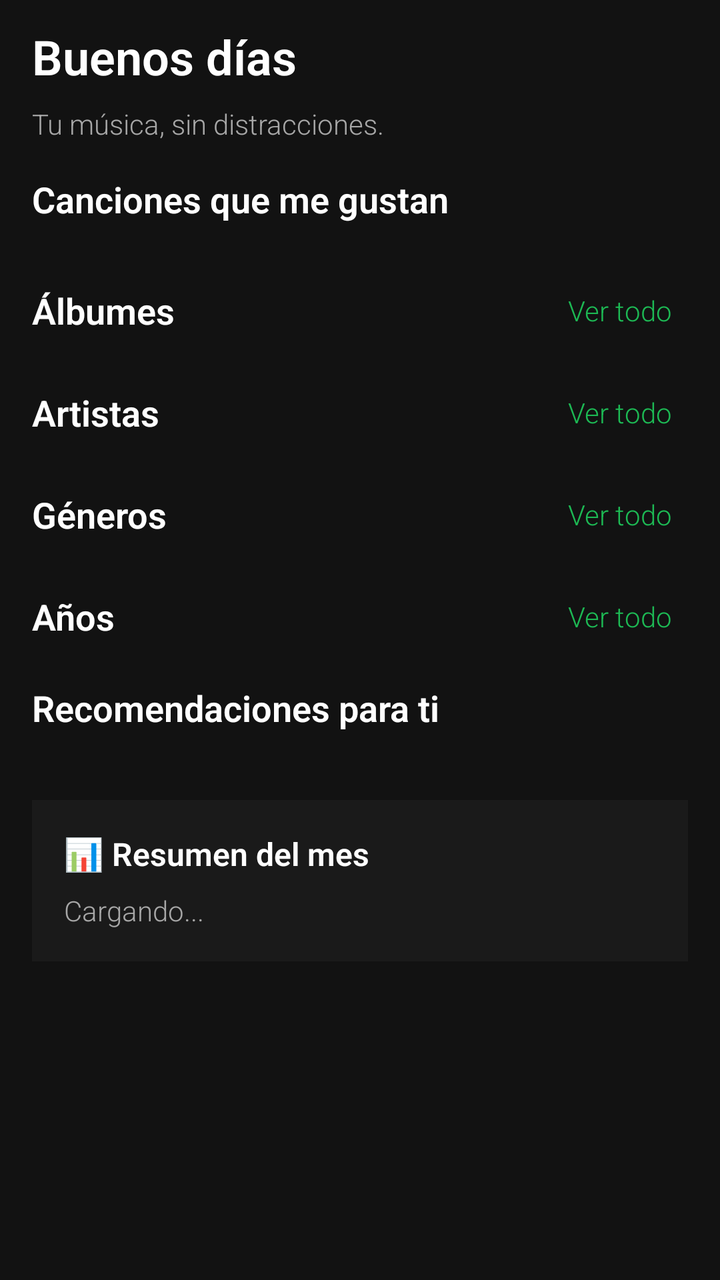
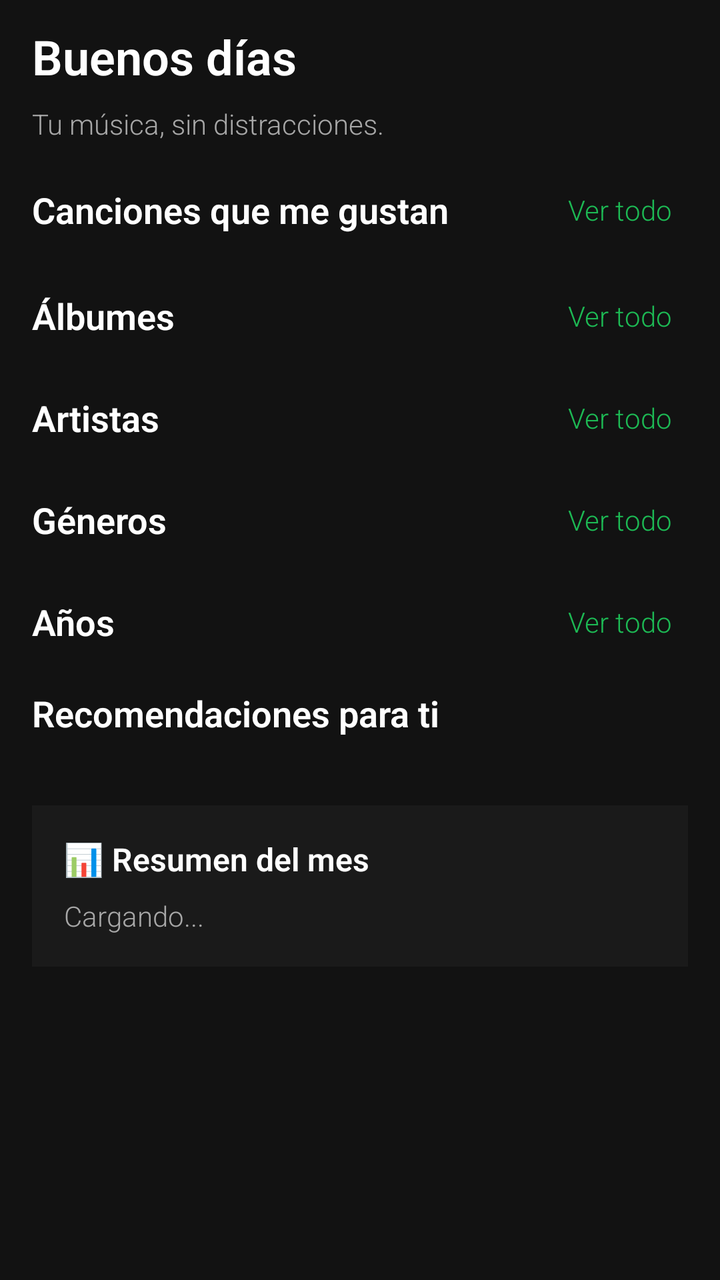

The first picture is an Android layout as it rendered before a commit; the second is the same layout after the commit. The layout source and the unified diff follow.
<!-- AndroidManifest.xml: application theme Theme.Localfly -->
<!-- res/layout/fragment_home.xml -->
<?xml version="1.0" encoding="utf-8"?>
<ScrollView xmlns:android="http://schemas.android.com/apk/res/android"
    xmlns:app="http://schemas.android.com/apk/res-auto"
    android:layout_width="match_parent"
    android:layout_height="match_parent"
    android:background="#121212"
    android:fillViewport="true"
    android:scrollbars="vertical">

    <LinearLayout
        android:layout_width="match_parent"
        android:layout_height="wrap_content"
        android:orientation="vertical"
        android:paddingStart="16dp"
        android:paddingEnd="16dp"
        android:paddingTop="12dp"
        android:paddingBottom="100dp">

        
        <TextView
            android:id="@+id/tvGreeting"
            android:layout_width="match_parent"
            android:layout_height="wrap_content"
            android:text="Buenos días"
            android:textColor="#FFFFFF"
            android:textSize="24sp"
            android:textStyle="bold"
            android:layout_marginBottom="8dp" />

        <TextView
            android:layout_width="match_parent"
            android:layout_height="wrap_content"
            android:text="Tu música, sin distracciones."
            android:textColor="#A7A7A7"
            android:textSize="14sp"
            android:layout_marginBottom="16dp" />

        
        <LinearLayout
            android:layout_width="match_parent"
            android:layout_height="wrap_content"
            android:orientation="vertical"
            android:layout_marginBottom="18dp">

            <TextView
                android:layout_width="match_parent"
                android:layout_height="wrap_content"
                android:text="Canciones que me gustan"
                android:textColor="#FFFFFF"
                android:textSize="18sp"
                android:textStyle="bold"
                android:layout_marginBottom="8dp" />

            <androidx.recyclerview.widget.RecyclerView
                android:id="@+id/rvLikedSongs"
                android:layout_width="match_parent"
                android:layout_height="wrap_content"
                android:nestedScrollingEnabled="false" />
        </LinearLayout>

        
        <LinearLayout
            android:layout_width="match_parent"
            android:layout_height="wrap_content"
            android:orientation="vertical"
            android:layout_marginBottom="16dp">

            <LinearLayout
                android:layout_width="match_parent"
                android:layout_height="wrap_content"
                android:orientation="horizontal"
                android:gravity="center_vertical">
                <TextView
                    android:layout_width="0dp"
                    android:layout_height="wrap_content"
                    android:layout_weight="1"
                    android:text="Álbumes"
                    android:textColor="#FFFFFF"
                    android:textSize="18sp"
                    android:textStyle="bold" />
                <TextView
                    android:id="@+id/tvSeeAllAlbums"
                    android:layout_width="wrap_content"
                    android:layout_height="wrap_content"
                    android:text="Ver todo"
                    android:textColor="#1DB954"
                    android:textSize="14sp"
                    android:padding="8dp" />
            </LinearLayout>

            <androidx.recyclerview.widget.RecyclerView
                android:id="@+id/rvAlbums"
                android:layout_width="match_parent"
                android:layout_height="wrap_content"
                android:orientation="horizontal"
                android:nestedScrollingEnabled="false"
                app:layoutManager="androidx.recyclerview.widget.LinearLayoutManager" />
        </LinearLayout>

        
        <LinearLayout
            android:layout_width="match_parent"
            android:layout_height="wrap_content"
            android:orientation="vertical"
            android:layout_marginBottom="16dp">

            <LinearLayout
                android:layout_width="match_parent"
                android:layout_height="wrap_content"
                android:orientation="horizontal"
                android:gravity="center_vertical">
                <TextView
                    android:layout_width="0dp"
                    android:layout_height="wrap_content"
                    android:layout_weight="1"
                    android:text="Artistas"
                    android:textColor="#FFFFFF"
                    android:textSize="18sp"
                    android:textStyle="bold" />
                <TextView
                    android:id="@+id/tvSeeAllArtists"
                    android:layout_width="wrap_content"
                    android:layout_height="wrap_content"
                    android:text="Ver todo"
                    android:textColor="#1DB954"
                    android:textSize="14sp"
                    android:padding="8dp" />
            </LinearLayout>

            <androidx.recyclerview.widget.RecyclerView
                android:id="@+id/rvArtists"
                android:layout_width="match_parent"
                android:layout_height="wrap_content"
                android:orientation="horizontal"
                android:nestedScrollingEnabled="false"
                app:layoutManager="androidx.recyclerview.widget.LinearLayoutManager" />
        </LinearLayout>

        
        <LinearLayout
            android:layout_width="match_parent"
            android:layout_height="wrap_content"
            android:orientation="vertical"
            android:layout_marginBottom="16dp">

            <LinearLayout
                android:layout_width="match_parent"
                android:layout_height="wrap_content"
                android:orientation="horizontal"
                android:gravity="center_vertical">
                <TextView
                    android:layout_width="0dp"
                    android:layout_height="wrap_content"
                    android:layout_weight="1"
                    android:text="Géneros"
                    android:textColor="#FFFFFF"
                    android:textSize="18sp"
                    android:textStyle="bold" />
                <TextView
                    android:id="@+id/tvSeeAllGenres"
                    android:layout_width="wrap_content"
                    android:layout_height="wrap_content"
                    android:text="Ver todo"
                    android:textColor="#1DB954"
                    android:textSize="14sp"
                    android:padding="8dp" />
            </LinearLayout>

            <androidx.recyclerview.widget.RecyclerView
                android:id="@+id/rvGenres"
                android:layout_width="match_parent"
                android:layout_height="wrap_content"
                android:orientation="horizontal"
                android:nestedScrollingEnabled="false"
                app:layoutManager="androidx.recyclerview.widget.LinearLayoutManager" />
        </LinearLayout>

        
        <LinearLayout
            android:layout_width="match_parent"
            android:layout_height="wrap_content"
            android:orientation="vertical"
            android:layout_marginBottom="16dp">

            <LinearLayout
                android:layout_width="match_parent"
                android:layout_height="wrap_content"
                android:orientation="horizontal"
                android:gravity="center_vertical">
                <TextView
                    android:layout_width="0dp"
                    android:layout_height="wrap_content"
                    android:layout_weight="1"
                    android:text="Años"
                    android:textColor="#FFFFFF"
                    android:textSize="18sp"
                    android:textStyle="bold" />
                <TextView
                    android:id="@+id/tvSeeAllYears"
                    android:layout_width="wrap_content"
                    android:layout_height="wrap_content"
                    android:text="Ver todo"
                    android:textColor="#1DB954"
                    android:textSize="14sp"
                    android:padding="8dp" />
            </LinearLayout>

            <androidx.recyclerview.widget.RecyclerView
                android:id="@+id/rvYears"
                android:layout_width="match_parent"
                android:layout_height="wrap_content"
                android:orientation="horizontal"
                android:nestedScrollingEnabled="false"
                app:layoutManager="androidx.recyclerview.widget.LinearLayoutManager" />
        </LinearLayout>

        
        <LinearLayout
            android:layout_width="match_parent"
            android:layout_height="wrap_content"
            android:orientation="vertical"
            android:layout_marginBottom="18dp">

            <TextView
                android:layout_width="match_parent"
                android:layout_height="wrap_content"
                android:text="Recomendaciones para ti"
                android:textColor="#FFFFFF"
                android:textSize="18sp"
                android:textStyle="bold"
                android:layout_marginBottom="8dp" />

            <androidx.recyclerview.widget.RecyclerView
                android:id="@+id/rvRecommendations"
                android:layout_width="match_parent"
                android:layout_height="wrap_content"
                android:nestedScrollingEnabled="false" />
        </LinearLayout>

        
        <LinearLayout
            android:layout_width="match_parent"
            android:layout_height="wrap_content"
            android:orientation="vertical"
            android:background="#1A1A1A"
            android:padding="16dp"
            android:layout_marginTop="8dp">

            <TextView
                android:layout_width="match_parent"
                android:layout_height="wrap_content"
                android:text="📊 Resumen del mes"
                android:textColor="#FFFFFF"
                android:textSize="16sp"
                android:textStyle="bold"
                android:layout_marginBottom="8dp" />

            <TextView
                android:id="@+id/tvMonthlySummary"
                android:layout_width="match_parent"
                android:layout_height="wrap_content"
                android:text="Cargando..."
                android:textColor="#A7A7A7"
                android:textSize="14sp" />
        </LinearLayout>

    </LinearLayout>
</ScrollView>
<!-- resources referenced by this layout -->
<resources>
  <style name="Theme.Localfly" parent="Base.Theme.Localfly" />
  <style name="Base.Theme.Localfly" parent="Theme.Material3.DayNight.NoActionBar">
          
          <item name="android:fontFamily">sans-serif-light</item>
          <item name="fontFamily">sans-serif-light</item>
      </style>
</resources>

<!-- the commit's change to res/layout/fragment_home.xml (unified diff, before → after) -->
@@ -42,14 +42,28 @@
             android:orientation="vertical"
             android:layout_marginBottom="18dp">
 
-            <TextView
-                android:layout_width="match_parent"
-                android:layout_height="wrap_content"
-                android:text="Canciones que me gustan"
-                android:textColor="#FFFFFF"
-                android:textSize="18sp"
-                android:textStyle="bold"
-                android:layout_marginBottom="8dp" />
+            <LinearLayout
+                android:layout_width="match_parent"
+                android:layout_height="wrap_content"
+                android:orientation="horizontal"
+                android:gravity="center_vertical">
+                <TextView
+                    android:layout_width="0dp"
+                    android:layout_height="wrap_content"
+                    android:layout_weight="1"
+                    android:text="Canciones que me gustan"
+                    android:textColor="#FFFFFF"
+                    android:textSize="18sp"
+                    android:textStyle="bold" />
+                <TextView
+                    android:id="@+id/tvSeeAllLiked"
+                    android:layout_width="wrap_content"
+                    android:layout_height="wrap_content"
+                    android:text="Ver todo"
+                    android:textColor="#1DB954"
+                    android:textSize="14sp"
+                    android:padding="8dp" />
+            </LinearLayout>
 
             <androidx.recyclerview.widget.RecyclerView
                 android:id="@+id/rvLikedSongs"
